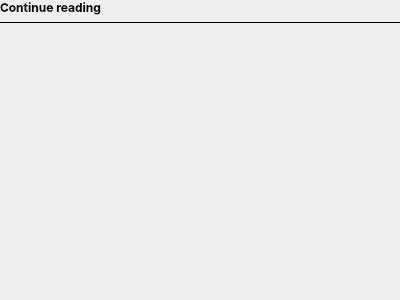
The window that homepagewidget.ui (Quill-OS/quill) describes before a commit, drawn with Qt 5.
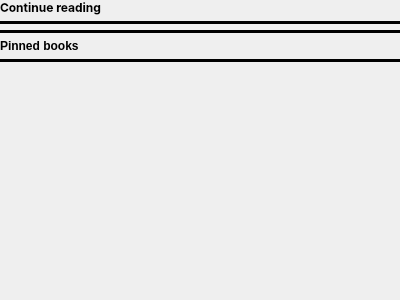
The same window after the commit.

Commit message: Implement 'Pin books' function

Diff of the .ui file:
```diff
--- a/homepagewidget.ui
+++ b/homepagewidget.ui
@@ -27,6 +27,42 @@
     <number>0</number>
    </property>
    <item>
+    <widget class="QScrollArea" name="scrollArea">
+     <property name="frameShape">
+      <enum>QFrame::NoFrame</enum>
+     </property>
+     <property name="frameShadow">
+      <enum>QFrame::Plain</enum>
+     </property>
+     <property name="lineWidth">
+      <number>0</number>
+     </property>
+     <property name="widgetResizable">
+      <bool>true</bool>
+     </property>
+     <widget class="QWidget" name="scrollAreaWidgetContents">
+      <property name="geometry">
+       <rect>
+        <x>0</x>
+        <y>0</y>
+        <width>400</width>
+        <height>300</height>
+       </rect>
+      </property>
+      <layout class="QVBoxLayout" name="verticalLayout_2">
+       <property name="leftMargin">
+        <number>0</number>
+       </property>
+       <property name="topMargin">
+        <number>0</number>
+       </property>
+       <property name="rightMargin">
+        <number>0</number>
+       </property>
+       <property name="bottomMargin">
+        <number>0</number>
+       </property>
+       <item>
     <widget class="QLabel" name="label">
      <property name="sizePolicy">
       <sizepolicy hsizetype="Minimum" vsizetype="Maximum">
@@ -49,6 +85,19 @@
      </property>
     </widget>
    </item>
+       <item>
+        <widget class="Line" name="line_2">
+         <property name="frameShadow">
+          <enum>QFrame::Plain</enum>
+         </property>
+         <property name="lineWidth">
+          <number>4</number>
+         </property>
+         <property name="orientation">
+          <enum>Qt::Horizontal</enum>
+         </property>
+        </widget>
+       </item>
    <item>
     <layout class="QVBoxLayout" name="booksVerticalLayout">
      <property name="sizeConstraint">
@@ -64,11 +113,43 @@
      <property name="frameShadow">
       <enum>QFrame::Plain</enum>
      </property>
+         <property name="lineWidth">
+          <number>4</number>
+         </property>
      <property name="orientation">
       <enum>Qt::Horizontal</enum>
      </property>
     </widget>
    </item>
+       <item>
+        <widget class="QLabel" name="label_2">
+         <property name="font">
+          <font>
+           <weight>75</weight>
+           <bold>true</bold>
+          </font>
+         </property>
+         <property name="text">
+          <string>Pinned books</string>
+         </property>
+        </widget>
+       </item>
+       <item>
+        <widget class="Line" name="line_3">
+         <property name="frameShadow">
+          <enum>QFrame::Plain</enum>
+         </property>
+         <property name="lineWidth">
+          <number>4</number>
+         </property>
+         <property name="orientation">
+          <enum>Qt::Horizontal</enum>
+         </property>
+        </widget>
+       </item>
+       <item>
+        <layout class="QVBoxLayout" name="pinnedBooksVerticalLayout"/>
+       </item>
    <item>
     <spacer name="verticalSpacer">
      <property name="orientation">
@@ -81,6 +162,10 @@
       </size>
      </property>
     </spacer>
+       </item>
+      </layout>
+     </widget>
+    </widget>
    </item>
   </layout>
  </widget>
```
Lines whose indentation alone changed are shown as unchanged. The commit also changes 11 other files.
